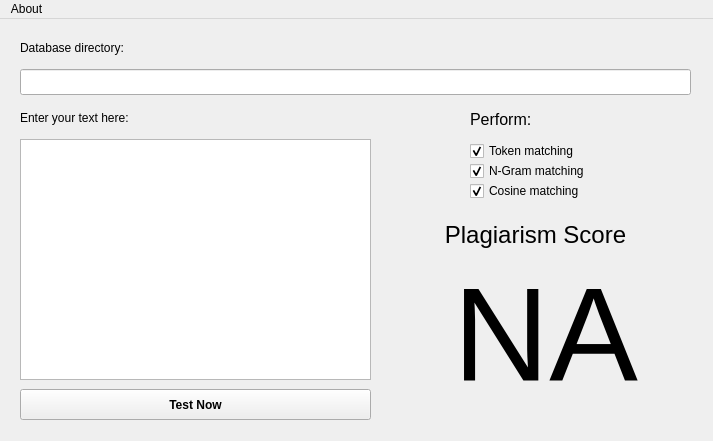
Before: the Qt Designer form mainwindow.ui in sayansil/Plagiarism-Detector, drawn with Qt 5.
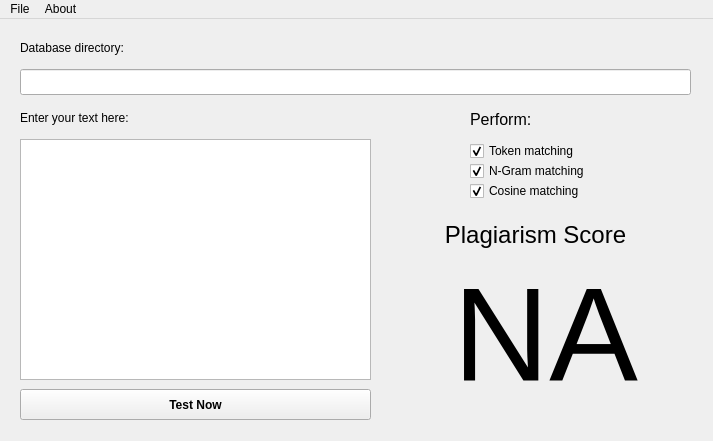
After: the same form once the commit is applied. Icons and pictures are not drawn.

```diff
--- a/mainwindow.ui
+++ b/mainwindow.ui
@@ -223,6 +223,14 @@
     <addaction name="actionProject"/>
     <addaction name="actionDeveloper"/>
    </widget>
+   <widget class="QMenu" name="menuFile">
+    <property name="title">
+     <string>File</string>
+    </property>
+    <addaction name="actionNew_File"/>
+    <addaction name="actionExit"/>
+   </widget>
+   <addaction name="menuFile"/>
    <addaction name="menuAbout"/>
   </widget>
   <action name="actionProject">
```
Left out of the diff: 30 changed lines with no effect on the pictures.
